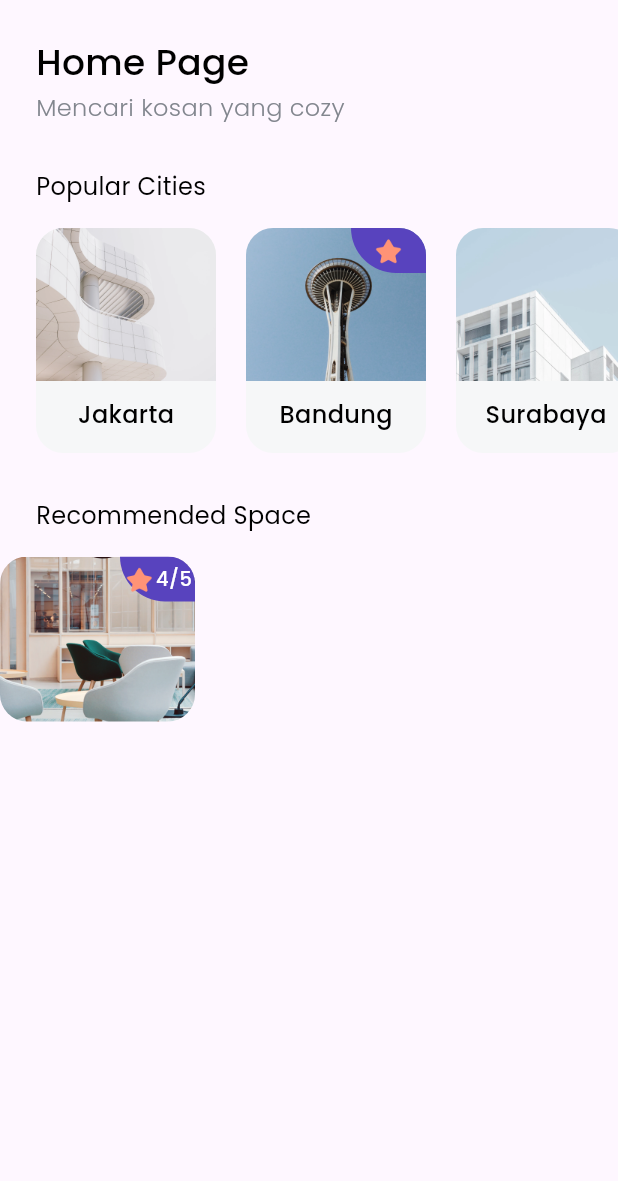
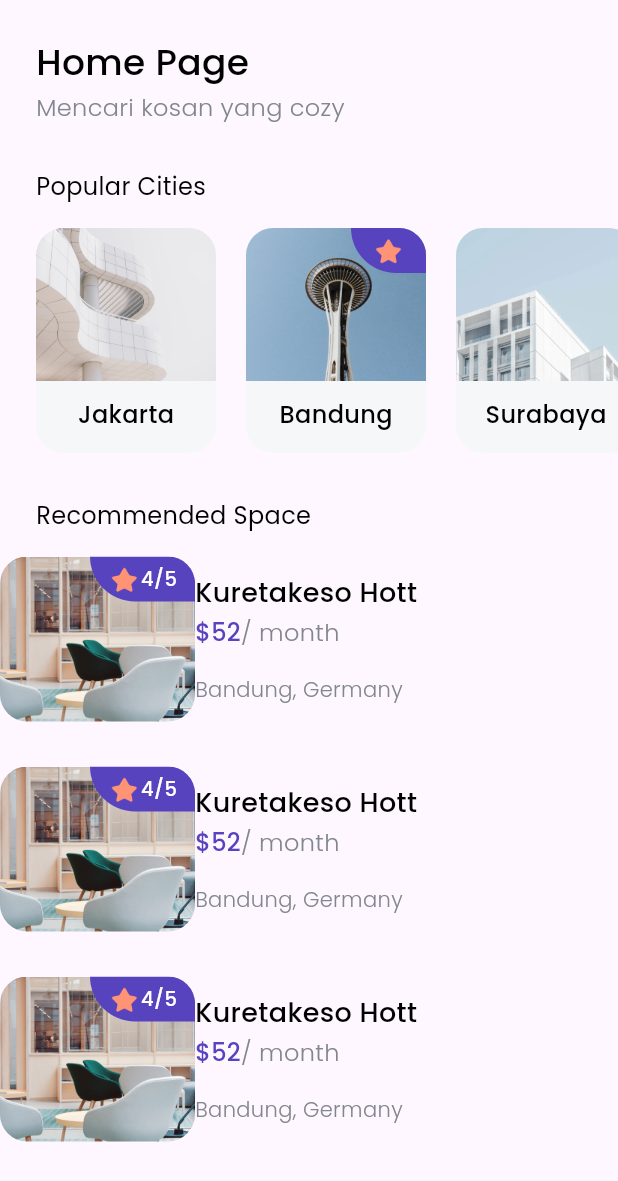
Before and after one commit to rehanzhakyy/Cozy_Apps, a Flutter app: the HomePage screen opened directly, on a phone screen of 412 x 824 dp. Shown: the top 1181 px of the screen. Run offline on Flutter 3.47's test engine with Material 3 defaults, Android fonts, the phone set to English and light mode, and no system bars; our stand-ins replace google_fonts.

Commit message:
add home page - Recommended Spaces 2

```diff
--- a/cozy_apps/lib/pages/home_page.dart
+++ b/cozy_apps/lib/pages/home_page.dart
@@ -11,6 +11,7 @@ class HomePage extends StatelessWidget {
   Widget build(BuildContext context) {
     return Scaffold(
       body: SafeArea(
+        bottom: false,
         child: Padding(
           padding: EdgeInsets.symmetric(
             vertical: edge,
@@ -60,7 +61,7 @@ class HomePage extends StatelessWidget {
                 child: ListView(
                   scrollDirection: Axis.horizontal,
                   children: [
-                    SizedBox(
+                    const SizedBox(
                       width: 24,
                     ),
                     CityCard(
@@ -70,7 +71,7 @@ class HomePage extends StatelessWidget {
                         imageUrl: 'assets/images/city1.png'
                       ),
                     ),
-                    SizedBox(
+                    const SizedBox(
                       width: 20,
                     ),
                     CityCard(
@@ -81,7 +82,7 @@ class HomePage extends StatelessWidget {
                         isPopular: true,
                       ),
                     ),
-                    SizedBox(
+                    const SizedBox(
                       width: 20,
                     ),
                     CityCard(
@@ -91,7 +92,7 @@ class HomePage extends StatelessWidget {
                         imageUrl: 'assets/images/city3.png'
                       ),
                     ),
-                    SizedBox(
+                    const SizedBox(
                       width: 24,
                     ),
                   ],
@@ -113,9 +114,17 @@ class HomePage extends StatelessWidget {
               const SizedBox(
                 height: 16,
               ),
-              Column(
+              const Column(
                 children: [
-                  SpaceCard()
+                  SpaceCard(),
+                  SizedBox(
+                    height: 30,
+                  ),
+                  SpaceCard(),
+                  SizedBox(
+                    height: 30,
+                  ),
+                  SpaceCard(),
                 ],
               )
             ],
--- a/cozy_apps/lib/widgets/space_card.dart
+++ b/cozy_apps/lib/widgets/space_card.dart
@@ -22,11 +22,11 @@ class SpaceCard extends StatelessWidget {
                   alignment: Alignment.topRight,
                   child: Container(
                     height: 30,
-                    width: 50,
+                    width: 70,
                     decoration: BoxDecoration(
                         color: purpleColor,
                         borderRadius: const BorderRadius.only(
-                          bottomLeft: Radius.circular(30),
+                          bottomLeft: Radius.circular(36),
                         )),
                     child: Row(
                       mainAxisAlignment: MainAxisAlignment.center,
@@ -51,6 +51,47 @@ class SpaceCard extends StatelessWidget {
               ],
             ),
                     ),
+          ),
+          const SizedBox(
+            height: 20,
+          ),
+          Column(
+            crossAxisAlignment: CrossAxisAlignment.start,
+            children: [
+              Text(
+                'Kuretakeso Hott',
+                style: blackTextStyle.copyWith(
+                  fontSize: 18,
+                ),
+              ),
+              const SizedBox(
+                height: 2,
+              ),
+              Text.rich(
+                TextSpan(
+                  text: '\$52',
+                  style: purpleTextStyle.copyWith(
+                    fontSize: 16,
+                  ),
+                  children: [
+                    TextSpan(
+                      text: '/ month',
+                      style: greyTextStyle.copyWith(
+                        fontSize: 16,
+                      )
+                    )
+                  ]
+                ),
+
+              ),
+              const SizedBox(
+                height: 16,
+              ),
+              Text(
+                'Bandung, Germany',
+              style: greyTextStyle
+              ),
+            ],
           )
       ],
     );
```
